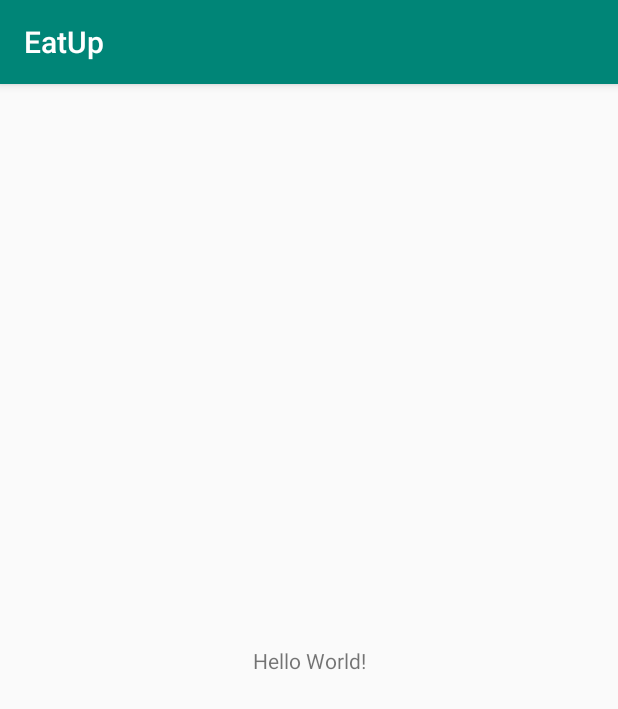
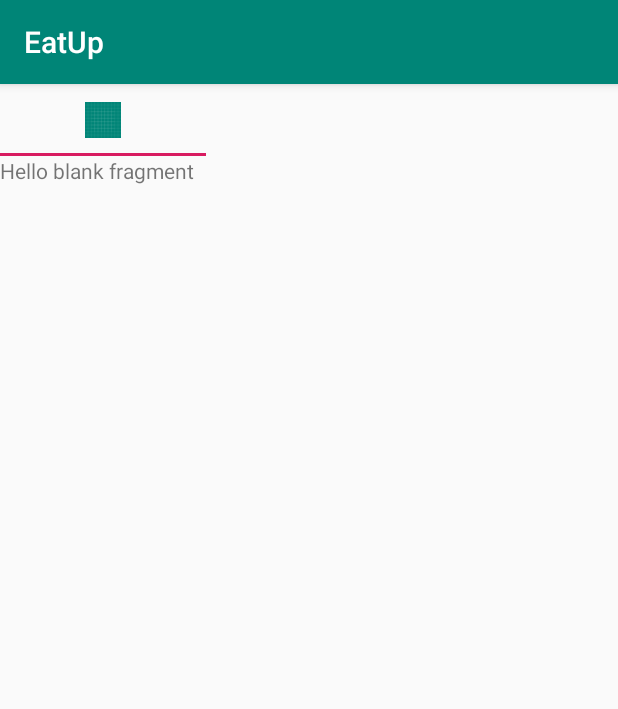
Before and after one commit to arnauds-squadron/team_project, an Android app: the screen it shows after launch (MainActivity), on a phone screen of 412 x 824 dp. Shown: the top 709 px of the screen. Run offline under Robolectric (Android 15) with nearby library versions, the phone set to English and light mode, and no system bars.

Commit message:
basic fragment nav

```diff
--- a/app/build.gradle
+++ b/app/build.gradle
@@ -23,7 +23,9 @@ dependencies {
     implementation fileTree(dir: 'libs', include: ['*.jar'])
     implementation 'com.android.support:appcompat-v7:28.0.0'
     implementation 'com.android.support.constraint:constraint-layout:1.1.3'
+    implementation 'com.android.support:support-v4:28.0.0'
     testImplementation 'junit:junit:4.12'
     androidTestImplementation 'com.android.support.test:runner:1.0.2'
     androidTestImplementation 'com.android.support.test.espresso:espresso-core:3.0.2'
+    implementation 'com.android.support:design:28.0.0'
 }
--- a/app/src/main/AndroidManifest.xml
+++ b/app/src/main/AndroidManifest.xml
@@ -9,6 +9,7 @@
         android:roundIcon="@mipmap/ic_launcher_round"
         android:supportsRtl="true"
         android:theme="@style/AppTheme">
+        <activity android:name=".LocalActivity"></activity>
         <activity android:name=".MainActivity">
             <intent-filter>
                 <action android:name="android.intent.action.MAIN" />
--- /dev/null
+++ b/app/src/main/java/com/arnauds_squadron/eatup/HomeFragment.java
@@ -0,0 +1,40 @@
+package com.arnauds_squadron.eatup;
+
+import android.os.Bundle;
+import android.support.v4.app.Fragment;
+import android.view.LayoutInflater;
+import android.view.View;
+import android.view.ViewGroup;
+
+
+/**
+ * A simple {@link Fragment} subclass.
+ * Use the {@link HomeFragment#newInstance} factory method to
+ * create an instance of this fragment.
+ */
+public class HomeFragment extends Fragment {
+    public static final String ARG_PAGE = "ARG_PAGE";
+
+    private int mPage;
+
+    public static HomeFragment newInstance(int page) {
+        Bundle args = new Bundle();
+        args.putInt(ARG_PAGE, page);
+        HomeFragment fragment = new HomeFragment();
+        fragment.setArguments(args);
+        return fragment;
+    }
+
+    @Override
+    public void onCreate(Bundle savedInstanceState) {
+        super.onCreate(savedInstanceState);
+        mPage = getArguments().getInt(ARG_PAGE);
+    }
+
+    @Override
+    public View onCreateView(LayoutInflater inflater, ViewGroup container,
+                             Bundle savedInstanceState) {
+        View view = inflater.inflate(R.layout.fragment_home, container, false);
+        return view;
+    }
+}
--- a/app/src/main/java/com/arnauds_squadron/eatup/MainActivity.java
+++ b/app/src/main/java/com/arnauds_squadron/eatup/MainActivity.java
@@ -1,7 +1,11 @@
 package com.arnauds_squadron.eatup;
 
+import android.os.Bundle;
+import android.support.design.widget.TabLayout;
+import android.support.v4.view.ViewPager;
 import android.support.v7.app.AppCompatActivity;
-import android.os.Bundle;
+
+import com.arnauds_squadron.eatup.navigation.MainFragmentPagerAdapter;
 
 public class MainActivity extends AppCompatActivity {
 
@@ -9,5 +13,20 @@ public class MainActivity extends AppCompatActivity {
     protected void onCreate(Bundle savedInstanceState) {
         super.onCreate(savedInstanceState);
         setContentView(R.layout.activity_main);
+
+        // Get the ViewPager and set it's PagerAdapter so that it can display items
+        ViewPager viewPager = (ViewPager) findViewById(R.id.viewPager);
+        viewPager.setAdapter(new MainFragmentPagerAdapter(getSupportFragmentManager(),
+                MainActivity.this));
+
+        // Give the TabLayout the ViewPager
+        TabLayout tabLayout = (TabLayout) findViewById(R.id.sliding_tabs);
+        tabLayout.setupWithViewPager(viewPager);
+
+        int[] icons = {
+                R.drawable.ic_launcher_background
+        };
+
+        tabLayout.getTabAt(0).setIcon(icons[0]);
     }
 }
--- /dev/null
+++ b/app/src/main/java/com/arnauds_squadron/eatup/navigation/MainFragmentPagerAdapter.java
@@ -0,0 +1,44 @@
+package com.arnauds_squadron.eatup.navigation;
+
+import android.content.Context;
+import android.support.v4.app.Fragment;
+import android.support.v4.app.FragmentManager;
+import android.support.v4.app.FragmentPagerAdapter;
+
+import com.arnauds_squadron.eatup.HomeFragment;
+import com.arnauds_squadron.eatup.R;
+
+public class MainFragmentPagerAdapter extends FragmentPagerAdapter {
+    final int PAGE_COUNT = 3;
+
+    private int[] icons = {
+            R.drawable.ic_launcher_background
+    };
+
+    private String tabTitles[] = new String[] { "Tab1", "Tab2", "Tab3" };
+    private Context context;
+
+    public MainFragmentPagerAdapter(FragmentManager fm, Context context) {
+        super(fm);
+        this.context = context;
+    }
+
+    @Override
+    public int getCount() {
+        return PAGE_COUNT;
+    }
+
+    @Override
+    public Fragment getItem(int position) {
+        if (position == 0)
+            return HomeFragment.newInstance(position + 1);
+        return HomeFragment.newInstance(position + 1);
+    }
+
+
+    @Override
+    public CharSequence getPageTitle(int position) {
+        // Generate title based on item position
+        return null;
+    }
+}
--- a/app/src/main/res/layout/activity_main.xml
+++ b/app/src/main/res/layout/activity_main.xml
@@ -6,13 +6,24 @@
     android:layout_height="match_parent"
     tools:context=".MainActivity">
 
-    <TextView
+    <android.support.design.widget.TabLayout
+        android:id="@+id/sliding_tabs"
+        android:layout_width="match_parent"
+        android:layout_height="wrap_content"
+        app:layout_constraintEnd_toEndOf="parent"
+        app:layout_constraintStart_toStartOf="parent"
+        app:layout_constraintTop_toTopOf="parent"
+        app:tabMode="fixed" />
+
+    <android.support.v4.view.ViewPager
+        android:id="@+id/viewPager"
         android:layout_width="wrap_content"
         android:layout_height="wrap_content"
-        android:text="Hello World!"
-        app:layout_constraintBottom_toBottomOf="parent"
-        app:layout_constraintLeft_toLeftOf="parent"
-        app:layout_constraintRight_toRightOf="parent"
-        app:layout_constraintTop_toTopOf="parent" />
+        android:layout_weight="1"
+        app:layout_constraintEnd_toEndOf="parent"
+        app:layout_constraintStart_toStartOf="parent"
+        app:layout_constraintTop_toBottomOf="@+id/sliding_tabs">
+
+    </android.support.v4.view.ViewPager>
 
 </android.support.constraint.ConstraintLayout>
--- /dev/null
+++ b/app/src/main/res/layout/fragment_home.xml
@@ -0,0 +1,13 @@
+<?xml version="1.0" encoding="utf-8"?>
+<FrameLayout xmlns:android="http://schemas.android.com/apk/res/android"
+    xmlns:tools="http://schemas.android.com/tools"
+    android:layout_width="match_parent"
+    android:layout_height="match_parent"
+    tools:context=".HomeFragment">
+
+    <TextView
+        android:layout_width="match_parent"
+        android:layout_height="match_parent"
+        android:text="@string/hello_blank_fragment" />
+
+</FrameLayout>
--- a/app/src/main/res/values/strings.xml
+++ b/app/src/main/res/values/strings.xml
@@ -1,3 +1,6 @@
 <resources>
     <string name="app_name">EatUp</string>
+
+    <!-- TODO: Remove or change this placeholder text -->
+    <string name="hello_blank_fragment">Hello blank fragment</string>
 </resources>
```
